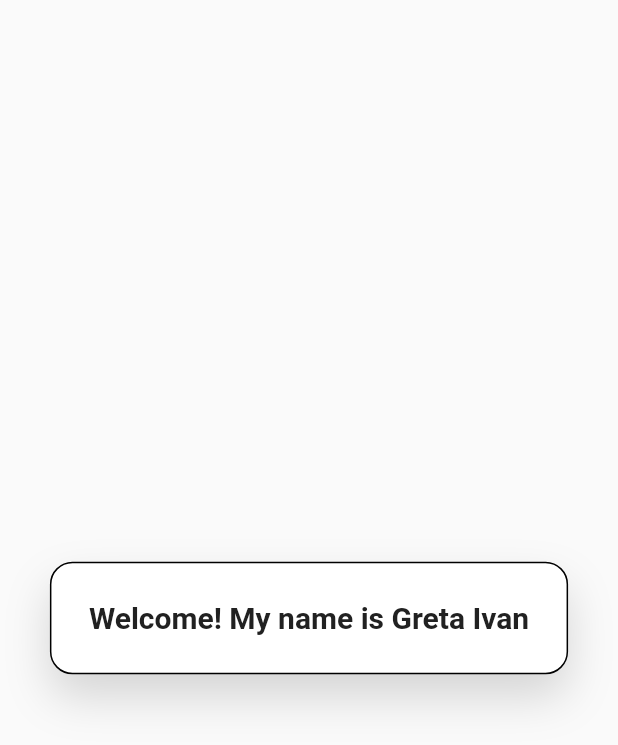
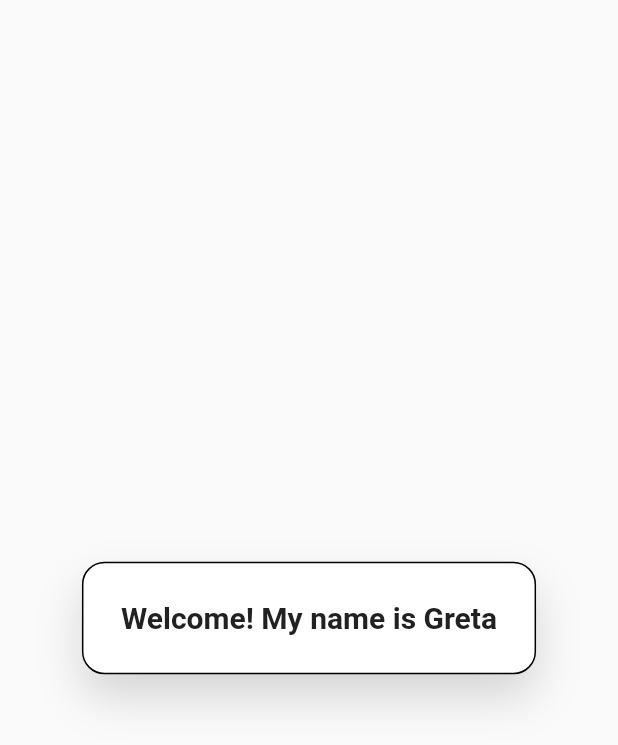
Before and after one commit to gretaivan/flutter_portfolio, a Flutter app: the screen it shows after launch, on a phone screen of 412 x 824 dp. Shown: the top 745 px of the screen. Run offline on Flutter 3.47's test engine with Material 2 defaults, Android fonts, the phone set to English and light mode, and no system bars.

Commit message:
adds dynamic variable for the widget

```diff
--- a/lib/pages/home/home_page.dart
+++ b/lib/pages/home/home_page.dart
@@ -8,7 +8,7 @@ class HomePage extends StatelessWidget {
   Widget build(BuildContext context) {
     return Scaffold(
       body: Center(
-          child: IntroCard(),
+          child: IntroCard(text: "Welcome! My name is Greta"),
         ),
     );
   }
--- a/lib/widgets/Cards/intro_card.dart
+++ b/lib/widgets/Cards/intro_card.dart
@@ -1,7 +1,8 @@
 import 'package:flutter/material.dart';
 
 class IntroCard extends StatelessWidget {
-  const IntroCard({Key? key}) : super(key: key);
+  final String text;
+  const IntroCard({required this.text, Key? key}) : super(key: key);
 
   @override
   Widget build(BuildContext context) {
@@ -19,7 +20,8 @@ class IntroCard extends StatelessWidget {
         borderRadius: BorderRadius.circular(15.0),
         border: Border.all(color: Colors.black, width: 1)
       ),
-      child: Text("Welcome! My name is Greta Ivan",
+      child: Text(
+        text,
         textAlign: TextAlign.center,
         style: TextStyle(
           color: Colors.grey.shade900,
```
